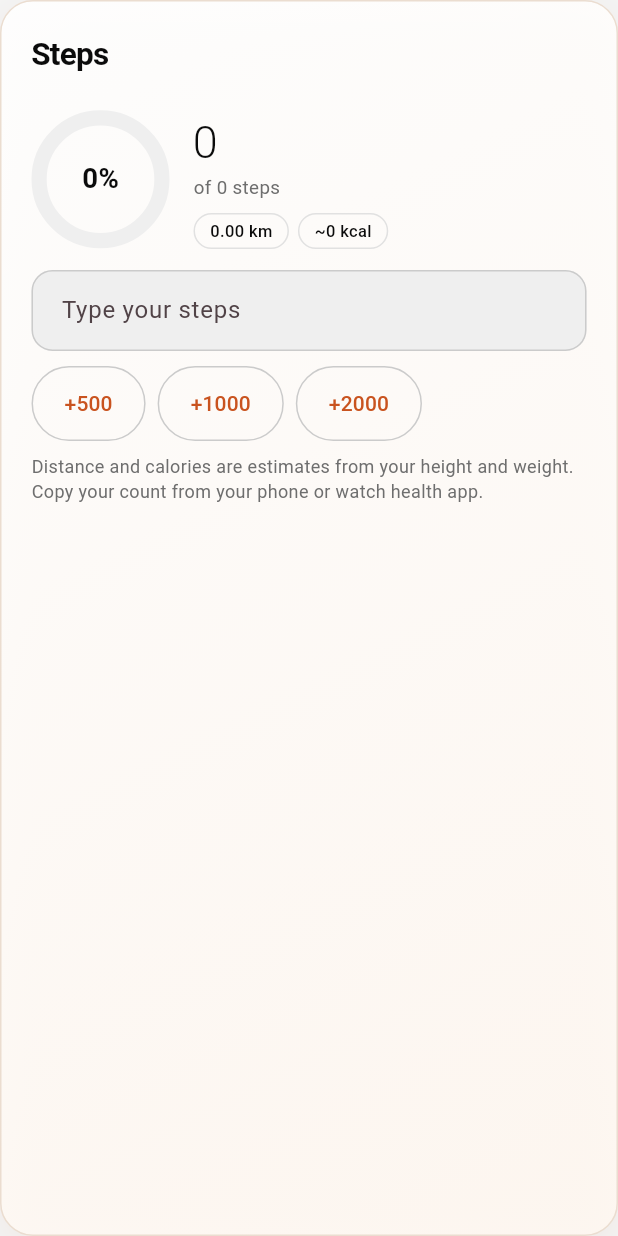
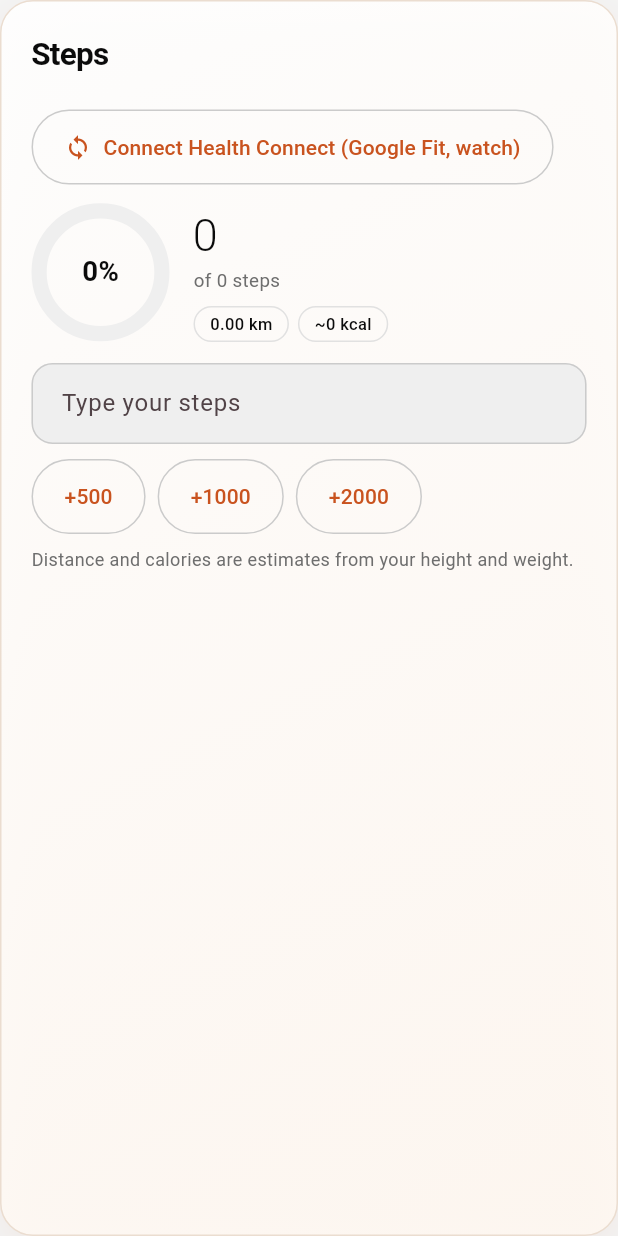
Before and after one commit to usamatech1/pureburn, a Flutter app: the StepsCard widget shown alone on an empty page, opened directly with empty values, on a phone screen of 412 x 824 dp. Run offline on Flutter 3.47's test engine with Material 3 defaults, Android fonts, the phone set to English and light mode, and no system bars; our stand-ins replace flutter_local_notifications, google_sign_in, local_auth, pedometer, permission_handler, share_plus and 2 more; missing offline and left inert: dart:html, health; accounts and stored records are empty.

Commit message:
Health Connect step sync (Android): connect, sync now, last-synced badge, manifest and minSdk patch
Co-Authored-By: Claude Sonnet 5.5 <noreply@anthropic.com>
Claude-Session: https://claude.ai/code/session_01UnSAGRW2TjAb1brdbYaeEo

```diff
--- a/lib/dex_extras.dart
+++ b/lib/dex_extras.dart
@@ -5,6 +5,7 @@ import 'package:flutter/material.dart' hide Text;
 import 'package:flutter/services.dart';
 import 'package:url_launcher/url_launcher.dart';
 import 'i18n.dart';
+import 'healthsync.dart';
 import 'logic.dart';
 import 'main.dart' show app;
 import 'ui.dart';
@@ -109,6 +110,75 @@ class StepsCard extends StatefulWidget {
 
 class _StepsCardState extends State<StepsCard> {
   late final TextEditingController c = TextEditingController(text: widget.steps == 0 ? '' : '${widget.steps}');
+  bool _busy = false;
+  String? _msg;
+
+  @override
+  void initState() {
+    super.initState();
+    if (HealthSync.enabled) _sync(quiet: true);
+  }
+
+  Future<void> _sync({bool quiet = false, bool connect = false}) async {
+    if (_busy) return;
+    setState(() { _busy = true; if (!quiet) _msg = null; });
+    final err = connect ? await HealthSync.connect() : await HealthSync.sync();
+    if (!mounted) return;
+    setState(() {
+      _busy = false;
+      _msg = quiet ? null : err;
+      final today = app.logs[widget.date]?.steps ?? widget.steps;
+      if (widget.date == isoDate(DateTime.now()) && err == null) c.text = today == 0 ? '' : '$today';
+    });
+  }
+
+  String _ago() {
+    final l = HealthSync.last;
+    if (l == null) return 'Not synced yet';
+    final m = DateTime.now().difference(l).inMinutes;
+    if (m < 1) return 'Last synced just now';
+    if (m < 60) return 'Last synced $m min ago';
+    if (m < 1440) return 'Last synced ${m ~/ 60} h ago';
+    return 'Last synced ${m ~/ 1440} d ago';
+  }
+
+  Widget _syncRow(BuildContext context) {
+    final ac = accent(context);
+    if (!HealthSync.supported) {
+      return const Muted('Health app sync works in the Android app. On the web, type your steps.', size: 12);
+    }
+    if (!HealthSync.enabled) {
+      return Column(crossAxisAlignment: CrossAxisAlignment.start, children: [
+        OutlinedButton.icon(
+          onPressed: _busy ? null : () { buzz(); _sync(connect: true); },
+          icon: _busy ? const SizedBox(width: 16, height: 16, child: CircularProgressIndicator(strokeWidth: 2)) : const Icon(Icons.sync),
+          label: const Text('Connect Health Connect (Google Fit, watch)'),
+        ),
+        if (_msg != null) ...[const SizedBox(height: 6), Muted(_msg!, size: 12)],
+      ]);
+    }
+    return Column(crossAxisAlignment: CrossAxisAlignment.start, children: [
+      Row(children: [
+        Container(
+          padding: const EdgeInsets.symmetric(horizontal: 10, vertical: 5),
+          decoration: BoxDecoration(color: const Color(0xFF2E9E6B).withOpacity(0.14), borderRadius: BorderRadius.circular(20), border: Border.all(color: const Color(0xFF2E9E6B).withOpacity(0.5))),
+          child: Row(mainAxisSize: MainAxisSize.min, children: [
+            const Icon(Icons.favorite, size: 14, color: Color(0xFF2E9E6B)),
+            const SizedBox(width: 6),
+            Text('Health Connect · ${_ago()}', style: const TextStyle(fontSize: 12, fontWeight: FontWeight.w700, color: Color(0xFF2E9E6B))),
+          ]),
+        ),
+        const SizedBox(width: 6),
+        IconButton(
+          tooltip: 'Sync now',
+          onPressed: _busy ? null : () { buzz(); _sync(); },
+          icon: _busy ? SizedBox(width: 18, height: 18, child: CircularProgressIndicator(strokeWidth: 2, color: ac)) : Icon(Icons.sync, color: ac),
+        ),
+        TextButton(onPressed: () { HealthSync.disconnect(); setState(() {}); }, child: const Text('Disconnect')),
+      ]),
+      if (_msg != null) ...[const SizedBox(height: 4), Muted(_msg!, size: 12)],
+    ]);
+  }
 
   @override
   void didUpdateWidget(StepsCard o) {
@@ -140,6 +210,8 @@ class _StepsCardState extends State<StepsCard> {
       child: Column(crossAxisAlignment: CrossAxisAlignment.start, children: [
         const H2('Steps'),
         const SizedBox(height: 8),
+        _syncRow(context),
+        const SizedBox(height: 12),
         Row(children: [
           RingGauge(fraction: frac, center: '${(frac * 100).clamp(0, 999).round()}%', size: 92),
           const SizedBox(width: 16),
@@ -169,7 +241,7 @@ class _StepsCardState extends State<StepsCard> {
             OutlinedButton(onPressed: () => _add(n), child: Text('+$n')),
         ]),
         const SizedBox(height: 8),
-        const Muted('Distance and calories are estimates from your height and weight. Copy your count from your phone or watch health app.', size: 12),
+        const Muted('Distance and calories are estimates from your height and weight.', size: 12),
       ]),
     );
   }
--- a/pubspec.yaml
+++ b/pubspec.yaml
@@ -20,6 +20,7 @@ dependencies:
   local_auth: ^3.0.2
   http: ^1.2.2
   google_sign_in: ^6.2.2
+  health: ^13.3.1
 
 flutter:
   uses-material-design: true
```
Also changed, not shown: lib/healthsync.dart (added, +76 -0 lines), 1 other file.
